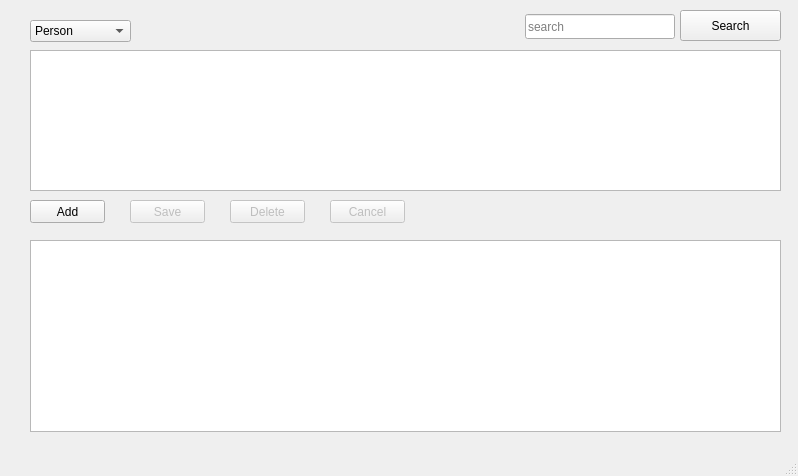
First picture: the form in gui.ui, repository annakrih/T113VLN1-3, before the edit.
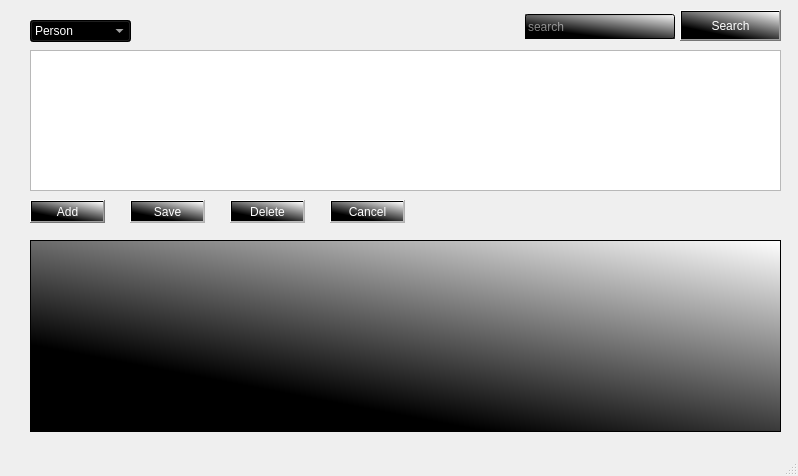
Second picture: the form after the edit.

Diff of the .ui file:
```diff
--- a/gui.ui
+++ b/gui.ui
@@ -45,6 +45,10 @@
       <height>23</height>
      </rect>
     </property>
+    <property name="styleSheet">
+     <string notr="true">background-color: qlineargradient(spread:pad, x1:0.383759, y1:0.83, x2:1, y2:0, stop:0 rgba(0, 0, 0, 255), stop:1 rgba(255, 255, 255, 255));
+color: rgb(255, 255, 255);</string>
+    </property>
     <property name="text">
      <string>Add</string>
     </property>
@@ -61,6 +65,10 @@
       <height>23</height>
      </rect>
     </property>
+    <property name="styleSheet">
+     <string notr="true">background-color: qlineargradient(spread:pad, x1:0.383759, y1:0.83, x2:1, y2:0, stop:0 rgba(0, 0, 0, 255), stop:1 rgba(255, 255, 255, 255));
+color: rgb(255, 255, 255);</string>
+    </property>
     <property name="text">
      <string>Save</string>
     </property>
@@ -77,6 +85,10 @@
       <height>23</height>
      </rect>
     </property>
+    <property name="styleSheet">
+     <string notr="true">background-color: qlineargradient(spread:pad, x1:0.383759, y1:0.83, x2:1, y2:0, stop:0 rgba(0, 0, 0, 255), stop:1 rgba(255, 255, 255, 255));
+color: rgb(255, 255, 255);</string>
+    </property>
     <property name="text">
      <string>Delete</string>
     </property>
@@ -93,6 +105,10 @@
       <height>23</height>
      </rect>
     </property>
+    <property name="styleSheet">
+     <string notr="true">background-color: qlineargradient(spread:pad, x1:0.383759, y1:0.83, x2:1, y2:0, stop:0 rgba(0, 0, 0, 255), stop:1 rgba(255, 255, 255, 255));
+color: rgb(255, 255, 255);</string>
+    </property>
     <property name="text">
      <string>Cancel</string>
     </property>
@@ -106,6 +122,10 @@
       <height>22</height>
      </rect>
     </property>
+    <property name="styleSheet">
+     <string notr="true">background-color: qlineargradient(spread:pad, x1:0.383759, y1:0.83, x2:1, y2:0, stop:0 rgba(0, 0, 0, 255), stop:1 rgba(255, 255, 255, 255));
+color: rgb(255, 255, 255);</string>
+    </property>
     <item>
      <property name="text">
       <string>Person</string>
@@ -126,6 +146,10 @@
       <height>31</height>
      </rect>
     </property>
+    <property name="styleSheet">
+     <string notr="true">color: rgb(255, 255, 255);
+background-color: qlineargradient(spread:pad, x1:0.383759, y1:0.83, x2:1, y2:0, stop:0 rgba(0, 0, 0, 255), stop:1 rgba(255, 255, 255, 255));</string>
+    </property>
     <property name="text">
      <string>Search</string>
     </property>
@@ -139,6 +163,10 @@
       <height>25</height>
      </rect>
     </property>
+    <property name="styleSheet">
+     <string notr="true">color: rgb(255, 255, 255);
+background-color: qlineargradient(spread:pad, x1:0.383759, y1:0.83, x2:1, y2:0, stop:0 rgba(0, 0, 0, 255), stop:1 rgba(255, 255, 255, 255));</string>
+    </property>
     <property name="placeholderText">
      <string>search</string>
     </property>
@@ -152,6 +180,10 @@
       <height>192</height>
      </rect>
     </property>
+    <property name="styleSheet">
+     <string notr="true">color: rgb(255, 255, 255);
+background-color: qlineargradient(spread:pad, x1:0.383759, y1:0.83, x2:1, y2:0, stop:0 rgba(0, 0, 0, 255), stop:1 rgba(255, 255, 255, 255));</string>
+    </property>
    </widget>
   </widget>
   <widget class="QMenuBar" name="menubar">
```
Left out of the diff: 19 changed lines with no effect on the pictures.
